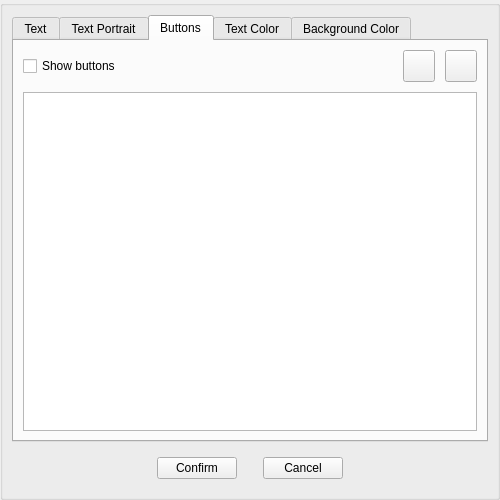
Qt form src/Editor/Script/TextSnippetOverlay.ui (RemotelyChaotic/JOIPEngine) before a commit.
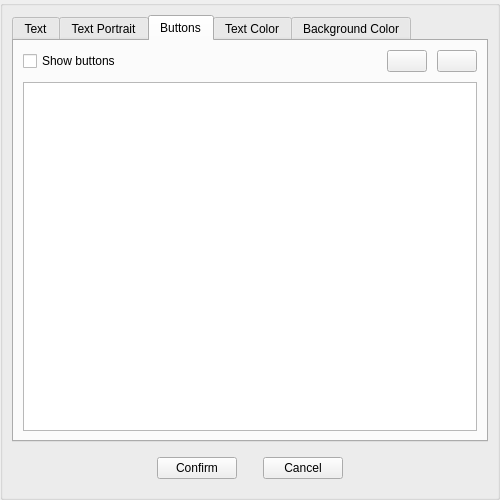
The same form after that commit. The open tabs and pages were chosen to show the change. Custom widgets are drawn as their Qt base class.

What changed in the file:
```diff
--- a/src/Editor/Script/TextSnippetOverlay.ui
+++ b/src/Editor/Script/TextSnippetOverlay.ui
@@ -207,18 +207,6 @@
           </item>
           <item row="0" column="3">
            <widget class="QPushButton" name="RemoveButtonButton">
-            <property name="minimumSize">
-             <size>
-              <width>32</width>
-              <height>32</height>
-             </size>
-            </property>
-            <property name="maximumSize">
-             <size>
-              <width>32</width>
-              <height>32</height>
-             </size>
-            </property>
             <property name="toolTip">
              <string>Remove button</string>
             </property>
@@ -235,18 +223,6 @@
           </item>
           <item row="0" column="2">
            <widget class="QPushButton" name="AddButtonButton">
-            <property name="minimumSize">
-             <size>
-              <width>32</width>
-              <height>32</height>
-             </size>
-            </property>
-            <property name="maximumSize">
-             <size>
-              <width>32</width>
-              <height>32</height>
-             </size>
-            </property>
             <property name="toolTip">
              <string>Add button</string>
             </property>
@@ -568,18 +544,18 @@
   </layout>
  </widget>
  <customwidgets>
-  <customwidget>
-   <class>COverlayBase</class>
-   <extends>QWidget</extends>
-   <header>Widgets/OverlayBase.h</header>
-   <container>1</container>
-  </customwidget>
   <customwidget>
    <class>CSearchWidget</class>
    <extends>QWidget</extends>
    <header>Widgets/SearchWidget.h</header>
    <container>1</container>
   </customwidget>
+  <customwidget>
+   <class>COverlayBase</class>
+   <extends>QWidget</extends>
+   <header>Widgets/OverlayBase.h</header>
+   <container>1</container>
+  </customwidget>
  </customwidgets>
  <resources/>
  <connections/>
```
Left out of the diff: 48 changed lines with no effect on the pictures.
